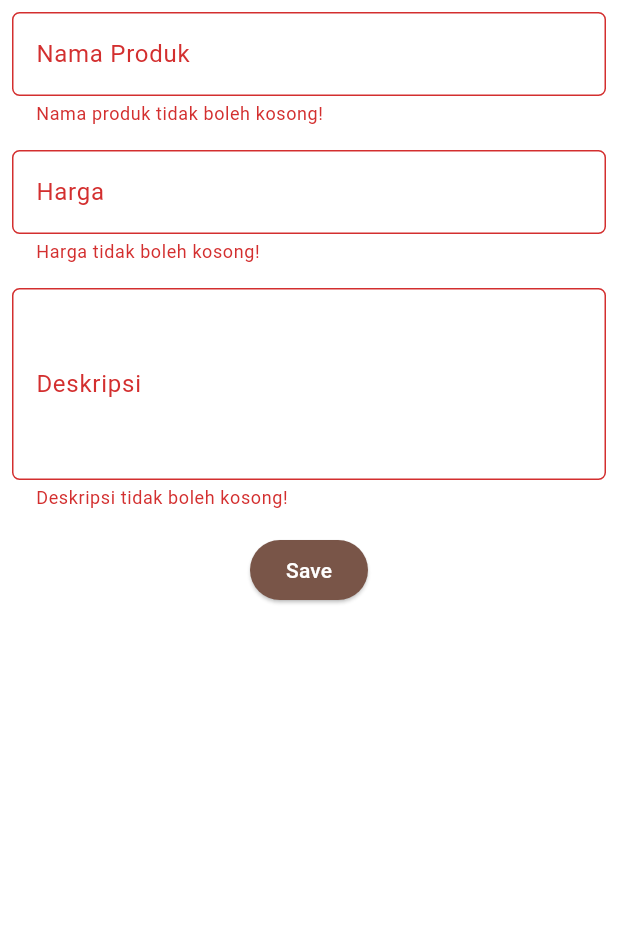
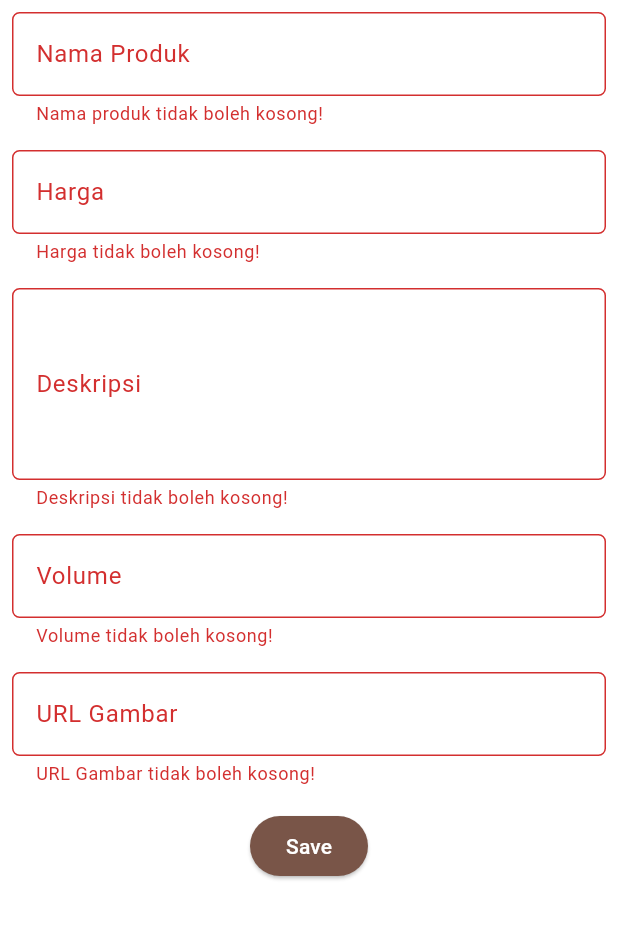
Before and after one commit to bizarrebeam/glowify-mobile, a Flutter app: the ProductEntryFormPage screen opened directly, after a tap on "Save", on a phone screen of 412 x 824 dp, the part 84-1024 px from its top. Run offline on Flutter 3.47's test engine with Material 3 defaults, Android fonts, the phone set to English and light mode, and no system bars; missing offline and left inert: pbp_django_auth.

```diff
--- a/lib/screens/list_productentry.dart
+++ b/lib/screens/list_productentry.dart
@@ -14,6 +14,7 @@ class ProductEntryPage extends StatefulWidget {
 class _ProductEntryPageState extends State<ProductEntryPage> {
   Future<List<ProductEntry>> fetchProduct(CookieRequest request) async {
     final response = await request.get('http://127.0.0.1:8000/json/');
+    print(response); // Tambahkan log untuk melihat data yang diambil
 
     var data = response;
 
@@ -40,6 +41,7 @@ class _ProductEntryPageState extends State<ProductEntryPage> {
           if (snapshot.connectionState == ConnectionState.waiting) {
             return const Center(child: CircularProgressIndicator());
           } else if (snapshot.hasError) {
+            print(snapshot.error); // Tambahkan log untuk melihat kesalahan
             return const Center(child: Text('Error loading data'));
           } else if (!snapshot.hasData || snapshot.data.isEmpty) {
             return const Center(
@@ -83,6 +85,8 @@ class _ProductEntryPageState extends State<ProductEntryPage> {
                     Text("Harga: ${snapshot.data[index].fields.price}"),
                     const SizedBox(height: 10),
                     Text("Volume: ${snapshot.data[index].fields.volume}"),
+                    const SizedBox(height: 10),
+                    Image.network("http://127.0.0.1:8000/media/${snapshot.data[index].fields.image}")
                   ],
                 ),
               ),
--- a/lib/screens/productentry_form.dart
+++ b/lib/screens/productentry_form.dart
@@ -17,6 +17,8 @@ class _ProductEntryFormPageState extends State<ProductEntryFormPage> {
   String _name = "";
   int _price = 0;
   String _description = "";
+  int _volume = 0;
+  String _image = "";
 
   @override
   Widget build(BuildContext context) {
@@ -127,6 +129,59 @@ class _ProductEntryFormPageState extends State<ProductEntryFormPage> {
                   },
                 ),
               ),
+              Padding(
+                padding: const EdgeInsets.all(8.0),
+                child: TextFormField(
+                  keyboardType: TextInputType.number,
+                  decoration: InputDecoration(
+                    hintText: "Volume",
+                    labelText: "Volume",
+                    border: OutlineInputBorder(
+                      borderRadius: BorderRadius.circular(5.0),
+                    ),
+                  ),
+                  onChanged: (String? value) {
+                    setState(() {
+                      _volume = int.tryParse(value!) ?? 0;
+                    });
+                  },
+                  validator: (String? value) {
+                    if (value == null || value.isEmpty) {
+                      return "Volume tidak boleh kosong!";
+                    }
+                    if (int.tryParse(value) == null) {
+                      return "Volume harus berupa angka!";
+                    }
+                    if (int.parse(value) < 0) {
+                      return "Volume tidak boleh negatif!";
+                    }
+                    return null;
+                  },
+                ),
+              ),
+              Padding(
+                padding: const EdgeInsets.all(8.0),
+                child: TextFormField(
+                  decoration: InputDecoration(
+                    hintText: "URL Gambar",
+                    labelText: "URL Gambar",
+                    border: OutlineInputBorder(
+                      borderRadius: BorderRadius.circular(5.0),
+                    ),
+                  ),
+                  onChanged: (String? value) {
+                    setState(() {
+                      _image = value!;
+                    });
+                  },
+                  validator: (String? value) {
+                    if (value == null || value.isEmpty) {
+                      return "URL Gambar tidak boleh kosong!";
+                    }
+                    return null;
+                  },
+                ),
+              ),
               Align(
                 alignment: Alignment.bottomCenter,
                 child: Padding(
@@ -138,14 +193,18 @@ class _ProductEntryFormPageState extends State<ProductEntryFormPage> {
                     ),
                     onPressed: () async {
                       if (_formKey.currentState!.validate()) {
+                        // Kirim ke Django dan tunggu respons
                         final response = await request.postJson(
                           "http://127.0.0.1:8000/create-flutter/",
-                          jsonEncode(<String, String>{
+                          jsonEncode(<String, dynamic>{
                             'name': _name,
-                            'price': _price.toString(),
+                            'price': _price,
                             'description': _description,
+                            'volume': _volume,
+                            'image': _image,
                           }),
                         );
+                        print(response); // Tambahkan log untuk melihat respons dari server
                         if (context.mounted) {
                           if (response['status'] == 'success') {
                             ScaffoldMessenger.of(context)
```
